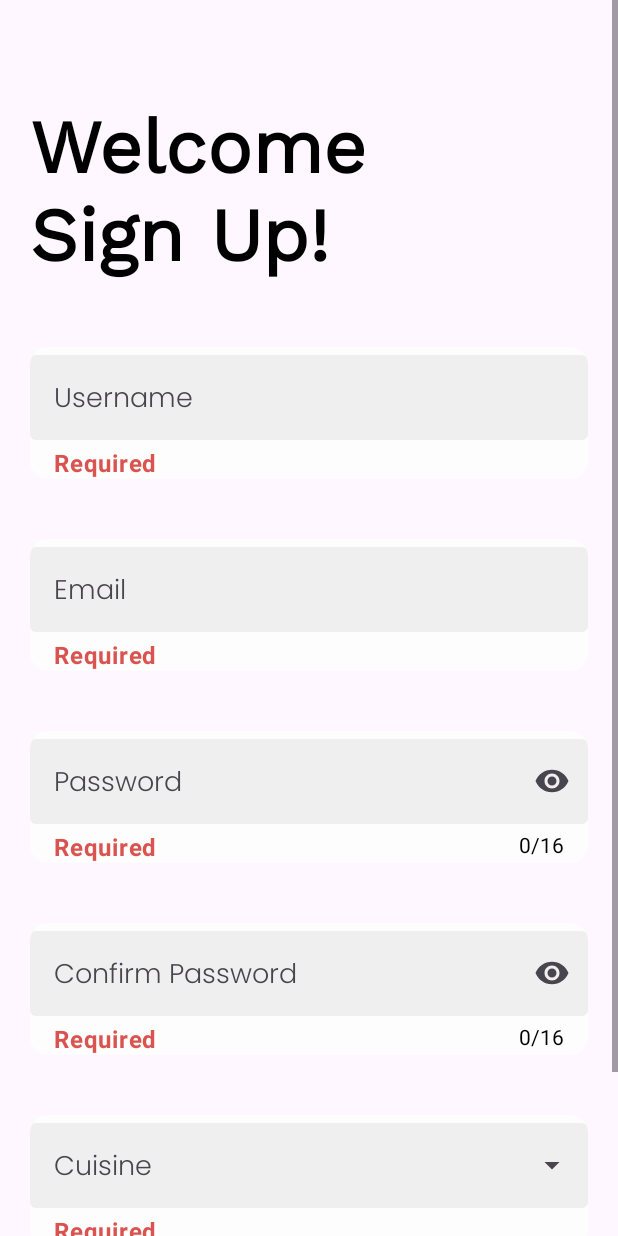
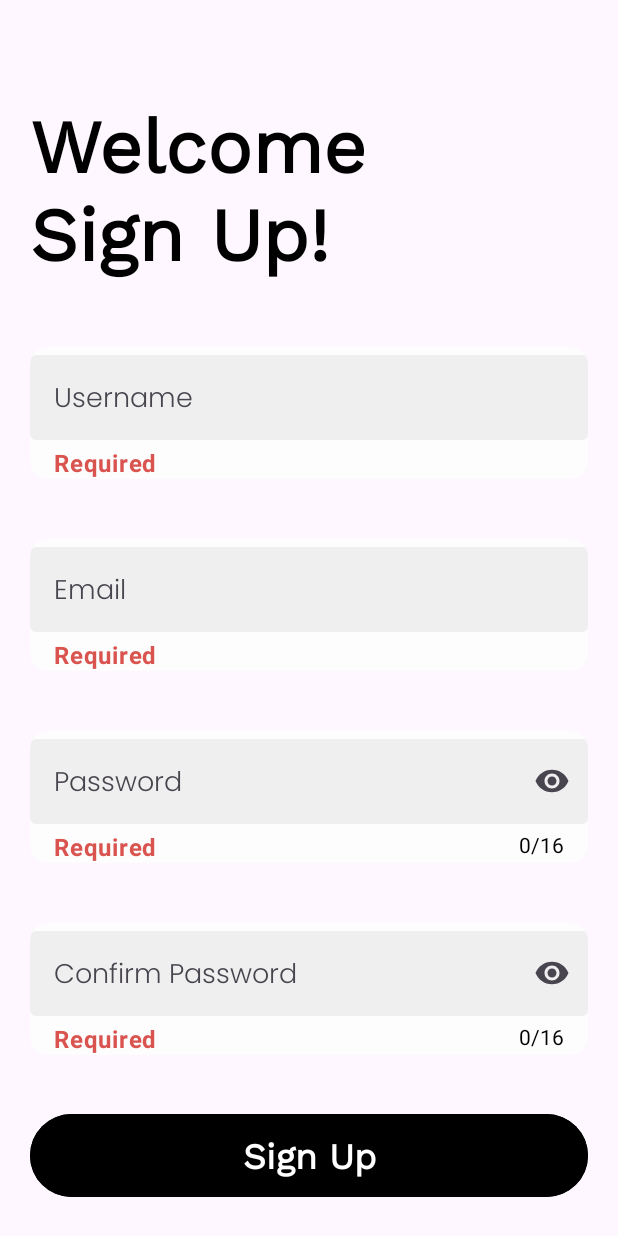
Before and after one commit to mohand3del/Recipe-App-ITI, an Android app: the RegisterFragment screen opened through its navigation route, on a phone screen of 412 x 824 dp. Run offline under Robolectric (Android 15) with nearby library versions, the phone set to English and light mode, and no system bars; our stand-ins replace Room's generated code; 3 statements that could not run were skipped.

```diff
--- a/app/src/main/java/com/example/recipeappiti/auth/login/viewmodel/LoginViewModel.kt
+++ b/app/src/main/java/com/example/recipeappiti/auth/login/viewmodel/LoginViewModel.kt
@@ -43,7 +43,6 @@ class LoginViewModel(private val userRepository: UserRepositoryImpl) : ViewModel
     fun validateEmail(email: String) {
         _emailMessage.value = when {
             email.isEmpty() -> ValidateCredentials.InValid("Email cannot be empty")
-            !Patterns.EMAIL_ADDRESS.matcher(email).matches() -> ValidateCredentials.InValid("Invalid email address")
             else -> ValidateCredentials.Valid
         }
     }
--- a/app/src/main/java/com/example/recipeappiti/auth/register/view/RegisterFragment.kt
+++ b/app/src/main/java/com/example/recipeappiti/auth/register/view/RegisterFragment.kt
@@ -1,10 +1,10 @@
 package com.example.recipeappiti.auth.register.view
 
 import android.os.Bundle
+import android.text.TextWatcher
 import android.view.LayoutInflater
 import android.view.View
 import android.view.ViewGroup
-import android.widget.AutoCompleteTextView
 import android.widget.Button
 import androidx.fragment.app.Fragment
 import androidx.fragment.app.viewModels
@@ -14,13 +14,10 @@ import com.example.recipeappiti.R
 import com.example.recipeappiti.auth.model.ValidateCredentials
 import com.example.recipeappiti.auth.model.data.LocalDataSourceImpl
 import com.example.recipeappiti.auth.model.util.AlertUtil
-import com.example.recipeappiti.auth.register.view.adapters.CuisineAdapter
 import com.example.recipeappiti.auth.register.viewmodel.RegisterViewModel
 import com.example.recipeappiti.auth.register.viewmodel.RegisterViewModelFactory
 import com.example.recipeappiti.auth.repository.UserRepositoryImpl
 import com.example.recipeappiti.core.model.local.UserDatabase
-import com.example.recipeappiti.home.data.remote.RemoteGsonDataImpl
-import com.example.recipeappiti.home.repository.MealRepositoryImpl
 import com.google.android.material.textfield.TextInputEditText
 import com.google.android.material.textfield.TextInputLayout
 
@@ -31,8 +28,7 @@ class RegisterFragment : Fragment() {
                 UserDatabase.getDatabaseInstance(requireContext()).userDao()
             )
         )
-        val recipeRepository = MealRepositoryImpl(RemoteGsonDataImpl())
-        RegisterViewModelFactory(userRepository, recipeRepository)
+        RegisterViewModelFactory(userRepository)
     }
     private lateinit var usernameField: TextInputEditText
     private lateinit var usernameLayout: TextInputLayout
@@ -42,9 +38,6 @@ class RegisterFragment : Fragment() {
     private lateinit var passwordLayout: TextInputLayout
     private lateinit var passwordConfirmField: TextInputEditText
     private lateinit var passwordConfirmLayout: TextInputLayout
-    private lateinit var cuisineDropdown: AutoCompleteTextView
-    private lateinit var cuisineLayout: TextInputLayout
-    private lateinit var cuisineAdapter: CuisineAdapter
     private lateinit var signUpButton: Button
 
     override fun onCreateView(
@@ -62,7 +55,6 @@ class RegisterFragment : Fragment() {
     }
 
     private fun initViews() {
-        registerViewModel.getCuisines()
         usernameField = requireView().findViewById(R.id.usernameField)
         usernameLayout = requireView().findViewById(R.id.usernameLayout)
         emailField = requireView().findViewById(R.id.emailField)
@@ -71,37 +63,35 @@ class RegisterFragment : Fragment() {
         passwordLayout = requireView().findViewById(R.id.passwordLayout)
         passwordConfirmField = requireView().findViewById(R.id.passwordConfirmField)
         passwordConfirmLayout = requireView().findViewById(R.id.passwordConfirmLayout)
-        cuisineDropdown = requireView().findViewById(R.id.cuisineDropdown)
-        cuisineLayout = requireView().findViewById(R.id.cuisineLayout)
         signUpButton = requireView().findViewById(R.id.signUpButton)
-
-        cuisineAdapter = CuisineAdapter(requireContext())
-        cuisineDropdown.setAdapter(cuisineAdapter)
-        registerViewModel.cuisines.observe(viewLifecycleOwner, Observer { cuisines ->
-            cuisineAdapter.updateCuisines(cuisines)
-        })
     }
 
     private fun initListeners() {
-        usernameField.setOnFocusChangeListener { v, hasFocus ->
+        usernameField.setOnFocusChangeListener { _, hasFocus ->
             if (!hasFocus) {
                 registerViewModel.validateUsername(usernameField.text.toString())
             }
         }
 
-        emailField.setOnFocusChangeListener { v, hasFocus ->
+//        usernameField.addTextChangedListener(
+//            onTextChanged(s: CharSequence?, start: Int, before: Int, count: Int) {
+//                registerViewModel.validateUsername(usernameField.text.toString())
+//            }
+//        )
+
+        emailField.setOnFocusChangeListener { _, hasFocus ->
             if (!hasFocus) {
                 registerViewModel.validateEmail(emailField.text.toString())
             }
         }
 
-        passwordField.setOnFocusChangeListener { v, hasFocus ->
+        passwordField.setOnFocusChangeListener { _, hasFocus ->
             if (!hasFocus) {
                 registerViewModel.validatePassword(passwordField.text.toString())
             }
         }
 
-        passwordConfirmField.setOnFocusChangeListener { v, hasFocus ->
+        passwordConfirmField.setOnFocusChangeListener { _, hasFocus ->
             if (!hasFocus) {
                 registerViewModel.validatePasswordConfirmation(
                     passwordField.text.toString(),
@@ -110,18 +100,12 @@ class RegisterFragment : Fragment() {
             }
         }
 
-        cuisineDropdown.setOnItemClickListener { parent, view, position, id ->
-            cuisineDropdown.setText(cuisineAdapter.getItem(position)?.strArea, false)
-            registerViewModel.validateCuisine(cuisineDropdown.text.toString())
-        }
-
         signUpButton.setOnClickListener {
             processRegistration(
                 usernameLayout.isHelperTextEnabled,
                 emailLayout.isHelperTextEnabled,
                 passwordLayout.isHelperTextEnabled,
                 passwordConfirmLayout.isHelperTextEnabled,
-                cuisineLayout.isHelperTextEnabled
             )
         }
     }
@@ -157,18 +141,14 @@ class RegisterFragment : Fragment() {
                 }
             })
 
-        registerViewModel.cuisineMessage.observe(viewLifecycleOwner, Observer { validationResult ->
-            cuisineLayout.helperText = when (validationResult) {
-                is ValidateCredentials.Valid -> null
-                is ValidateCredentials.InValid -> validationResult.message
-            }
-        })
-
-        registerViewModel.registerState.observe(viewLifecycleOwner, Observer { isRegistered ->
-            when {
-                isRegistered -> {
+        registerViewModel.registerState.observe(viewLifecycleOwner, Observer { validationResult ->
+            when (validationResult) {
+                 is ValidateCredentials.Valid-> {
                     val navController = findNavController()
                     navController.popBackStack()
+                }
+                is ValidateCredentials.InValid -> {
+                    AlertUtil.showAlert(requireContext(), validationResult.message)
                 }
             }
         })
@@ -179,25 +159,23 @@ class RegisterFragment : Fragment() {
         emailValidation: Boolean,
         passwordValidation: Boolean,
         confirmPasswordValidation: Boolean,
-        cuisineValidation: Boolean
     ) {
-        val validCredentials = registerViewModel.validateCredentials(
+        val credentialsStatus = registerViewModel.validateCredentials(
             usernameValidation,
             emailValidation,
             passwordValidation,
-            confirmPasswordValidation,
-            cuisineValidation
+            confirmPasswordValidation
         )
-        if (validCredentials) {
-            registerViewModel.registerUser(
-                usernameField.text.toString(),
-                emailField.text.toString(),
-                passwordField.text.toString(),
-                cuisineDropdown.text.toString()
-            )
-        } else {
-            val message = "Please Provide Valid Credentials"
-            AlertUtil.showAlert(requireContext(), message)
+        when (credentialsStatus) {
+            is ValidateCredentials.Valid-> {
+                val username = usernameField.text.toString()
+                val email = emailField.text.toString()
+                val password = passwordField.text.toString()
+                registerViewModel.registerUser(username, email, password)
+            }
+            is ValidateCredentials.InValid -> {
+                AlertUtil.showAlert(requireContext(), credentialsStatus.message)
+            }
         }
     }
 }
--- a/app/src/main/java/com/example/recipeappiti/auth/register/viewmodel/RegisterViewModel.kt
+++ b/app/src/main/java/com/example/recipeappiti/auth/register/viewmodel/RegisterViewModel.kt
@@ -15,13 +15,9 @@ import kotlinx.coroutines.launch
 
 class RegisterViewModel(
     private val userRepository: UserRepository,
-    private val recipeRepository: MealRepository
 ) : ViewModel() {
-    private val _registerState = MutableLiveData<Boolean>()
-    val registerState: LiveData<Boolean> get() = _registerState
-
-    private val _cuisines = MutableLiveData<List<Area>>()
-    val cuisines: LiveData<List<Area>> get() = _cuisines
+    private val _registerState = MutableLiveData<ValidateCredentials>()
+    val registerState: LiveData<ValidateCredentials> get() = _registerState
 
     private val _usernameMessage = MutableLiveData<ValidateCredentials>()
     val usernameMessage: LiveData<ValidateCredentials> = _usernameMessage
@@ -35,18 +31,14 @@ class RegisterViewModel(
     private val _confirmPasswordMessage = MutableLiveData<ValidateCredentials>()
     val confirmPasswordMessage: LiveData<ValidateCredentials> = _confirmPasswordMessage
 
-    private val _cuisineMessage = MutableLiveData<ValidateCredentials>()
-    val cuisineMessage: LiveData<ValidateCredentials> = _cuisineMessage
-
     fun registerUser(
         username: String,
         email: String,
         password: String,
-        cuisine: String
     ) {
         val hashedPassword = PasswordUtil.hashPassword(password)
         val createdUser =
-            User(username = username, email = email, password = hashedPassword, cuisine = cuisine)
+            User(username = username, email = email, password = hashedPassword)
         addUser(createdUser)
     }
 
@@ -54,14 +46,7 @@ class RegisterViewModel(
         viewModelScope.launch {
             userRepository.addUser(user)
         }.invokeOnCompletion {
-            _registerState.postValue(true)
-        }
-    }
-
-    fun getCuisines() {
-        viewModelScope.launch {
-            val cuisines = recipeRepository.getAreasOfMeals()
-            _cuisines.postValue(cuisines.meals)
+            _registerState.value = ValidateCredentials.Valid
         }
     }
 
@@ -69,6 +54,7 @@ class RegisterViewModel(
         _usernameMessage.value = when {
             username.isEmpty() -> ValidateCredentials.InValid("Username cannot be empty")
             username.length < 6 -> ValidateCredentials.InValid("Minimum 6 characters long")
+
             else -> ValidateCredentials.Valid
         }
     }
@@ -91,6 +77,7 @@ class RegisterViewModel(
             !password.matches(".*[A-Z].*".toRegex()) -> ValidateCredentials.InValid("Minimum one uppercase letter")
             !password.matches(".*[a-z].*".toRegex()) -> ValidateCredentials.InValid("Minimum one lowercase letter")
             !password.matches(".*[!@#$%^&*()_+].*".toRegex()) -> ValidateCredentials.InValid("Minimum one special character")
+
             else -> ValidateCredentials.Valid
         }
     }
@@ -99,13 +86,7 @@ class RegisterViewModel(
         _confirmPasswordMessage.value = when {
             confirmPassword.isEmpty() -> ValidateCredentials.InValid("Confirmation cannot be empty")
             confirmPassword != password -> ValidateCredentials.InValid("Passwords do not match")
-            else -> ValidateCredentials.Valid
-        }
-    }
 
-    fun validateCuisine(cuisine: String) {
-        _cuisineMessage.value = when {
-            cuisine.isEmpty() -> ValidateCredentials.InValid("Cuisine cannot be empty")
             else -> ValidateCredentials.Valid
         }
     }
@@ -114,13 +95,16 @@ class RegisterViewModel(
         usernameMessage: Boolean,
         emailMessage: Boolean,
         passwordMessage: Boolean,
-        confirmPasswordMessage: Boolean,
-        cuisineMessage: Boolean
-    ): Boolean {
-        return !usernameMessage
-                && !emailMessage
-                && !passwordMessage
-                && !confirmPasswordMessage
-                && !cuisineMessage
+        confirmPasswordMessage: Boolean
+    ): ValidateCredentials {
+        return when {
+            !usernameMessage && !emailMessage && !passwordMessage && !confirmPasswordMessage -> {
+                ValidateCredentials.Valid
+            }
+
+            else -> {
+                ValidateCredentials.InValid("Please fill in all fields")
+            }
+        }
     }
 }
--- a/app/src/main/java/com/example/recipeappiti/auth/register/viewmodel/RegisterViewModelFactory.kt
+++ b/app/src/main/java/com/example/recipeappiti/auth/register/viewmodel/RegisterViewModelFactory.kt
@@ -6,12 +6,11 @@ import com.example.recipeappiti.auth.repository.UserRepository
 import com.example.recipeappiti.home.repository.MealRepository
 
 class RegisterViewModelFactory(
-    private val userRepository: UserRepository,
-    private val recipeMealRepository: MealRepository
+    private val userRepository: UserRepository
 ): ViewModelProvider.Factory {
     override fun <T : ViewModel> create(modelClass: Class<T>): T {
         if (modelClass.isAssignableFrom(RegisterViewModel::class.java)) {
-            return RegisterViewModel(userRepository, recipeMealRepository) as T
+            return RegisterViewModel(userRepository) as T
         } else {
             throw IllegalArgumentException("Unknown ViewModel class")
         }
--- a/app/src/main/res/layout/fragment_register.xml
+++ b/app/src/main/res/layout/fragment_register.xml
@@ -182,45 +182,6 @@
 
         </com.google.android.material.card.MaterialCardView>
 
-        <com.google.android.material.card.MaterialCardView
-            android:id="@+id/cuisineCard"
-            android:layout_width="0dp"
-            android:layout_height="wrap_content"
-            android:layout_marginTop="@dimen/MarginTop"
-            app:layout_constraintEnd_toStartOf="@+id/guideline2"
-            app:layout_constraintStart_toStartOf="@+id/guideline"
-            app:layout_constraintTop_toBottomOf="@+id/passwordConfirmCard"
-            app:strokeWidth="0dp"
-            app:cardBackgroundColor="@color/white_v3">
-
-            <com.google.android.material.textfield.TextInputLayout
-                android:id="@+id/cuisineLayout"
-                style="@style/Widget.Material3.TextInputLayout.OutlinedBox.Dense.ExposedDropdownMenu"
-                android:layout_width="match_parent"
-                android:layout_height="wrap_content"
-                app:boxBackgroundColor="@color/white_v2"
-                app:endIconMode="dropdown_menu"
-                app:boxStrokeWidth="0dp"
-                app:helperText="@string/required"
-                app:helperTextTextColor="@color/warning"
-                app:helperTextTextAppearance="@style/CustomHelperTextStyle"
-                app:hintEnabled="true">
-
-                <AutoCompleteTextView
-                    android:id="@+id/cuisineDropdown"
-                    android:layout_width="match_parent"
-                    android:layout_height="wrap_content"
-                    android:hint="Cuisine"
-                    android:inputType="none"
-                    android:focusable="false"
-                    android:clickable="true"
-                    android:cursorVisible="false"
-                    android:textAppearance="@style/CustomTextStyle" />
-
-            </com.google.android.material.textfield.TextInputLayout>
-
-        </com.google.android.material.card.MaterialCardView>
-
         <Button
             android:id="@+id/signUpButton"
             style="@style/Widget.Material3.Button"
@@ -243,7 +204,7 @@
             app:layout_constraintStart_toStartOf="@+id/guideline"
             app:layout_constraintBottom_toBottomOf="parent"
             tools:layout_editor_absoluteY="642dp"
-            app:layout_constraintTop_toBottomOf="@+id/cuisineCard" />
+            app:layout_constraintTop_toBottomOf="@+id/passwordConfirmCard" />
 
         <androidx.constraintlayout.widget.Guideline
             android:id="@+id/guideline"
```
Also changed, not shown: app/src/main/java/com/example/recipeappiti/auth/login/view/LoginFragment.kt (+8 -7 lines), app/src/main/res/layout/fragment_login.xml (+2 -5 lines).
